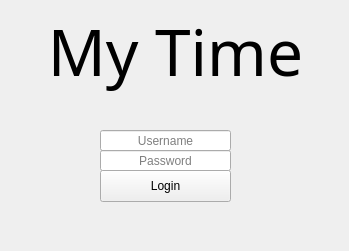
This is Calendar/login.ui in oscarl1127/CSUSM_CS441_Project as Qt 5 draws it before an edit. The edited form follows.
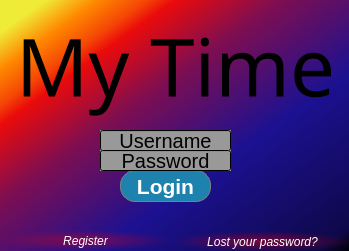
This is the edited form.

Commit message:
login page changes
playing with different background options and fonts that work on both mac and windows. Added buttons for register and lost password.

Diff of the .ui file:
```diff
--- a/Calendar/login.ui
+++ b/Calendar/login.ui
@@ -13,6 +13,9 @@
   <property name="windowTitle">
    <string>Form</string>
   </property>
+  <property name="styleSheet">
+   <string notr="true">color: qlineargradient(spread:pad, x1:0, y1:1, x2:0, y2:0, stop:0 rgba(0, 0, 0, 255), stop:0.05 rgba(14, 8, 73, 255), stop:0.36 rgba(28, 17, 145, 255), stop:0.6 rgba(126, 14, 81, 255), stop:0.75 rgba(234, 11, 11, 255), stop:0.79 rgba(244, 70, 5, 255), stop:0.86 rgba(255, 136, 0, 255), stop:0.935 rgba(239, 236, 55, 255));</string>
+  </property>
   <widget class="QLineEdit" name="username_lineEdit">
    <property name="geometry">
     <rect>
@@ -22,6 +25,14 @@
      <height>21</height>
     </rect>
    </property>
+   <property name="font">
+    <font>
+     <pointsize>15</pointsize>
+    </font>
+   </property>
+   <property name="styleSheet">
+    <string notr="true">background-color: qlineargradient(spread:reflect, x1:0, y1:1, x2:0.985222, y2:1, stop:1 rgba(153, 153, 153, 255));</string>
+   </property>
    <property name="alignment">
     <set>Qt::AlignCenter</set>
    </property>
@@ -38,6 +49,15 @@
      <height>21</height>
     </rect>
    </property>
+   <property name="font">
+    <font>
+     <pointsize>15</pointsize>
+    </font>
+   </property>
+   <property name="styleSheet">
+    <string notr="true">background-color: qlineargradient(spread:reflect, x1:0, y1:1, x2:0.985222, y2:1, stop:1 rgba(153, 153, 153, 255));
+color: qlineargradient(spread:reflect, x1:0, y1:1, x2:0.985222, y2:1, stop:1 rgba(153, 153, 153, 255));</string>
+   </property>
    <property name="echoMode">
     <enum>QLineEdit::Password</enum>
    </property>
@@ -54,15 +74,21 @@
      <x>0</x>
      <y>10</y>
      <width>351</width>
-     <height>81</height>
+     <height>111</height>
     </rect>
    </property>
    <property name="font">
     <font>
-     <family>Noteworthy</family>
-     <pointsize>48</pointsize>
+     <family>Papyrus</family>
+     <pointsize>60</pointsize>
+     <weight>50</weight>
+     <italic>false</italic>
+     <bold>false</bold>
     </font>
    </property>
+   <property name="styleSheet">
+    <string notr="true">font:60pt &quot;Papyrus&quot;;</string>
+   </property>
    <property name="text">
     <string>My Time</string>
    </property>
@@ -70,19 +96,94 @@
     <set>Qt::AlignCenter</set>
    </property>
   </widget>
-  <widget class="QPushButton" name="pushButton">
+  <widget class="QWidget" name="widget" native="true">
    <property name="geometry">
     <rect>
-     <x>100</x>
-     <y>170</y>
-     <width>131</width>
-     <height>32</height>
+     <x>0</x>
+     <y>0</y>
+     <width>351</width>
+     <height>251</height>
     </rect>
    </property>
-   <property name="text">
-    <string>Login</string>
+   <property name="styleSheet">
+    <string notr="true">background-color: qlineargradient(spread:pad, x1:1, y1:1, x2:0, y2:0, stop:0 rgba(0, 0, 0, 255), stop:0.05 rgba(14, 8, 73, 255), stop:0.36 rgba(28, 17, 145, 255), stop:0.6 rgba(126, 14, 81, 255), stop:0.75 rgba(234, 11, 11, 255), stop:0.79 rgba(244, 70, 5, 255), stop:0.86 rgba(255, 136, 0, 255), stop:0.935 rgba(239, 236, 55, 255));</string>
    </property>
+   <widget class="QPushButton" name="pushButton">
+    <property name="geometry">
+     <rect>
+      <x>120</x>
+      <y>170</y>
+      <width>91</width>
+      <height>32</height>
+     </rect>
+    </property>
+    <property name="font">
+     <font>
+      <pointsize>16</pointsize>
+      <weight>75</weight>
+      <italic>false</italic>
+      <bold>true</bold>
+     </font>
+    </property>
+    <property name="styleSheet">
+     <string notr="true">border: 1px solid gray;
+border-radius: 15px;
+padding: 0 8px;
+background-color: qlineargradient(spread:reflect, x1:0, y1:1, x2:1, y2:0, stop:1 rgba(30, 130, 174, 255));
+color: white;
+font: bold;
+
+</string>
+    </property>
+    <property name="text">
+     <string>Login</string>
+    </property>
+   </widget>
+   <widget class="QPushButton" name="pushButton_2">
+    <property name="geometry">
+     <rect>
+      <x>172</x>
+      <y>231</y>
+      <width>181</width>
+      <height>21</height>
+     </rect>
+    </property>
+    <property name="styleSheet">
+     <string notr="true">color: white;
+font: italic;
+border-radius: 0px;
+background-color: qradialgradient(spread:pad, cx:0.5, cy:0.5, radius:0.5, fx:0.5, fy:0.5, stop:0 rgba(252, 0, 0, 105), stop:1 rgba(255, 255, 255, 0));
+</string>
+    </property>
+    <property name="text">
+     <string>Lost your password?</string>
+    </property>
+   </widget>
+   <widget class="QPushButton" name="pushButton_3">
+    <property name="geometry">
+     <rect>
+      <x>0</x>
+      <y>230</y>
+      <width>171</width>
+      <height>21</height>
+     </rect>
+    </property>
+    <property name="styleSheet">
+     <string notr="true">color: white;
+font: italic;
+border-radius: 0px;
+background-color: qradialgradient(spread:pad, cx:0.5, cy:0.5, radius:0.5, fx:0.5, fy:0.5, stop:0 rgba(252, 0, 0, 105), stop:1 rgba(255, 255, 255, 0));
+</string>
+    </property>
+    <property name="text">
+     <string>Register</string>
+    </property>
+   </widget>
   </widget>
+  <zorder>widget</zorder>
+  <zorder>username_lineEdit</zorder>
+  <zorder>password_lineEdit</zorder>
+  <zorder>Title</zorder>
  </widget>
  <resources/>
  <connections/>
```
The commit also changes 18 other files.
